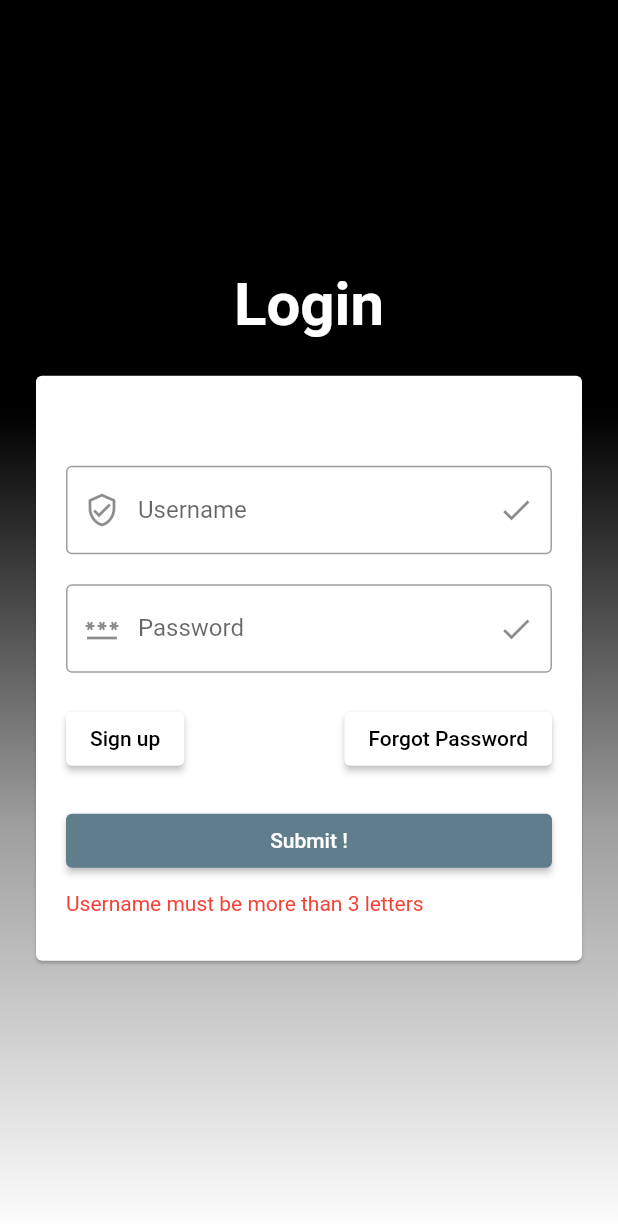
After one commit to akash9029/onlineKaka, a Flutter app: the screen it shows after launch, after a tap on "Submit !", on a phone screen of 412 x 824 dp. The commit adds this screen. Shown: the top 1224 px of the screen. Run offline on Flutter 3.47's test engine with Material 2 defaults, Android fonts, the phone set to English and light mode, and no system bars; our stand-ins replace shared_preferences, webview_flutter; missing offline and left inert: flutter_phone_direct_caller.

```diff
--- /dev/null
+++ b/lib/login.dart
@@ -0,0 +1,174 @@
+import 'package:flutter/material.dart';
+import 'package:onlinekaka/dishes.dart';
+import 'package:shared_preferences/shared_preferences.dart';
+
+void main() {
+  runApp(MaterialApp(
+    debugShowCheckedModeBanner: false,
+    home: Login(),
+  ));
+}
+
+class Login extends StatefulWidget {
+  static var prefUserName;
+
+  const Login({Key? key}) : super(key: key);
+
+  @override
+  _LoginState createState() => _LoginState();
+}
+
+class _LoginState extends State<Login> {
+  TextEditingController unTEC = new TextEditingController();
+  TextEditingController pwdTEC = new TextEditingController();
+  String str = "";
+  static var prefUserName;
+  static var prefPassword;
+
+  callSharedPreferences() async {
+    SharedPreferences prefs = await SharedPreferences.getInstance();
+    prefs.setString('userName', unTEC.text);
+    prefs.setString('password', pwdTEC.text);
+    prefUserName = prefs.getString('userName');
+    prefPassword = prefs.getString('password');
+    print('Username : $prefUserName Password: $prefPassword');
+  }
+
+  @override
+  Widget build(BuildContext context) {
+    return Scaffold(
+      body: SafeArea(
+        child: Container(
+          width: double.infinity,
+          height: double.infinity,
+          decoration: BoxDecoration(
+            gradient: LinearGradient(
+                colors: [Colors.black, Colors.black, Colors.grey, Colors.white],
+                begin: Alignment.topCenter,
+                end: Alignment.bottomCenter),
+          ),
+          child: Center(
+            child: SingleChildScrollView(
+              child: Column(
+                mainAxisAlignment: MainAxisAlignment.center,
+                children: [
+                  Text(
+                    "Login",
+                    style: TextStyle(
+                        fontSize: 40,
+                        fontWeight: FontWeight.bold,
+                        color: Colors.white),
+                  ),
+                  Padding(
+                    padding:
+                        const EdgeInsets.only(left: 20, right: 20, top: 20),
+                    child: Card(
+                      child: Padding(
+                        padding: const EdgeInsets.only(
+                            left: 20, right: 20, top: 60, bottom: 30),
+                        child: Column(
+                          mainAxisAlignment: MainAxisAlignment.center,
+                          crossAxisAlignment: CrossAxisAlignment.stretch,
+                          children: [
+                            TextField(
+                              controller: unTEC,
+                              decoration: InputDecoration(
+                                  border: OutlineInputBorder(),
+                                  hintText: "Enter Name",
+                                  labelText: "Username",
+                                  prefixIcon:
+                                      Icon(Icons.verified_user_outlined),
+                                  suffixIcon: Icon(Icons.check)),
+                            ),
+                            SizedBox(
+                              height: 20,
+                            ),
+                            TextField(
+                              controller: pwdTEC,
+                              obscureText: true,
+                              decoration: InputDecoration(
+                                  border: OutlineInputBorder(),
+                                  hintText: "Enter Password",
+                                  labelText: "Password",
+                                  prefixIcon: Icon(Icons.password),
+                                  suffixIcon: Icon(Icons.check)),
+                            ),
+                            SizedBox(
+                              height: 20,
+                            ),
+                            Row(
+                              mainAxisAlignment: MainAxisAlignment.spaceBetween,
+                              children: [
+                                ElevatedButton(
+                                  style: ElevatedButton.styleFrom(
+                                    primary: Colors.white,
+                                  ),
+                                  onPressed: () {},
+                                  child: Text(
+                                    "Sign up",
+                                    style: TextStyle(color: Colors.black),
+                                  ),
+                                ),
+                                ElevatedButton(
+                                    onPressed: () {},
+                                    child: Text(
+                                      "Forgot Password",
+                                      style: TextStyle(color: Colors.black),
+                                    ),
+                                    style: ElevatedButton.styleFrom(
+                                      primary: Colors.white,
+                                    ))
+                              ],
+                            ),
+                            SizedBox(
+                              height: 20,
+                            ),
+                            ElevatedButton(
+                                onPressed: () {
+                                  if (unTEC.text.length < 3) {
+                                    setState(() {
+                                      str =
+                                          "Username must be more than 3 letters";
+                                      unTEC.text = '';
+                                      pwdTEC.text = '';
+                                    });
+                                  } else if (pwdTEC.text.length < 3) {
+                                    setState(() {
+                                      str =
+                                          "Password must be more than more than 3 letters";
+                                      unTEC.text = '';
+                                      pwdTEC.text = '';
+                                    });
+                                  } else {
+                                    callSharedPreferences();
+                                    Navigator.push(
+                                      context,
+                                      MaterialPageRoute(
+                                        builder: (BuildContext ctx) =>
+                                            DishesHome(),
+                                      ),
+                                    );
+                                  }
+                                },
+                                child: Text("Submit !")),
+                            Padding(
+                              padding: const EdgeInsets.only(top: 10),
+                              child: Text(
+                                str,
+                                style: TextStyle(color: Colors.red),
+                              ),
+                            ),
+                          ],
+                        ),
+                      ),
+                    ),
+                  ),
+                ],
+              ),
+            ),
+          ),
+        ),
+      ),
+    );
+  }
+}
--- a/lib/main.dart
+++ b/lib/main.dart
@@ -1,6 +1,7 @@
 import 'package:flutter/material.dart';
-
+import 'package:onlinekaka/login.dart';
 import 'package:onlinekaka/dishes.dart';
+import 'package:shared_preferences/shared_preferences.dart';
 
 void main() {
   runApp(MyApp());
@@ -32,10 +33,28 @@ class _SplashScreenHomeState extends State<SplashScreenHome> {
   @override
   void initState() {
     super.initState();
-    Future.delayed(Duration(seconds: 2), () {
-      Navigator.push(context,
-          MaterialPageRoute(builder: (BuildContext ctx) => DishesHome()));
-    });
+    Future.delayed(
+      Duration(seconds: 2),
+      () async {
+        SharedPreferences prefs = await SharedPreferences.getInstance();
+        var userNamePref = prefs.getString('userName');
+        if (userNamePref == null) {
+          Navigator.push(
+            context,
+            MaterialPageRoute(
+              builder: (BuildContext ctx) => Login(),
+            ),
+          );
+        } else {
+          Navigator.push(
+            context,
+            MaterialPageRoute(
+              builder: (BuildContext ctx) => DishesHome(),
+            ),
+          );
+        }
+      },
+    );
   }
 
   @override
--- a/lib/restaurant.dart
+++ b/lib/restaurant.dart
@@ -15,3 +15,5 @@ class RestaurantName {
     required this.activate,
   });
 }
+
+class Menu {}
--- a/pubspec.yaml
+++ b/pubspec.yaml
@@ -31,6 +31,8 @@ dependencies:
   hexcolor: ^2.0.4
   flutter_launcher_icons: ^0.9.1
   webview_flutter: ^2.0.12
+  shared_preferences: ^2.0.7
+  flutter_phone_direct_caller: ^2.0.0
   url_launcher: ^6.0.9
 
 flutter_icons:
```
Also changed, not shown: lib/dishes.dart (+56 -8 lines), pubspec.lock.
